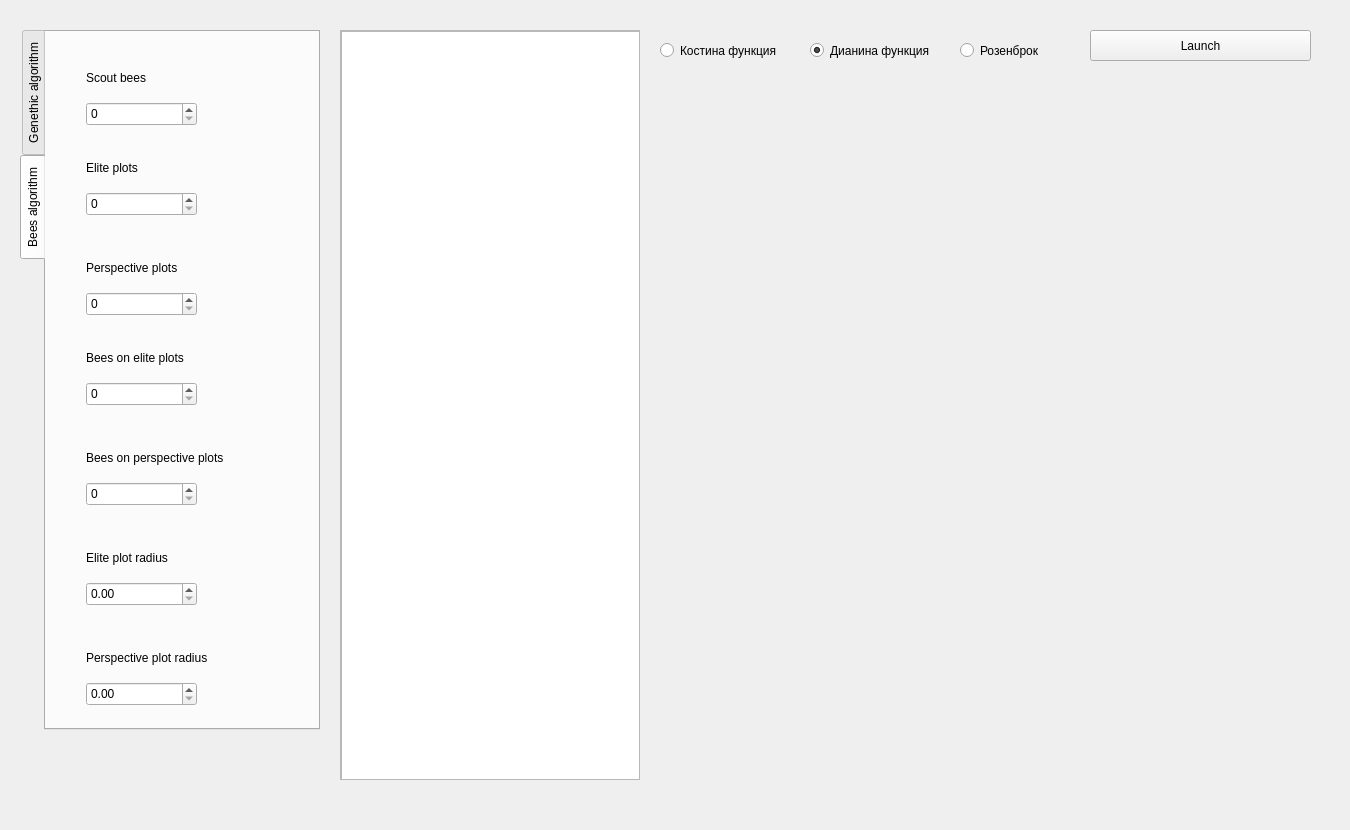
Qt form GenAlgo/gui.ui (XoneKone/GeneticAlgorithms) before a commit.
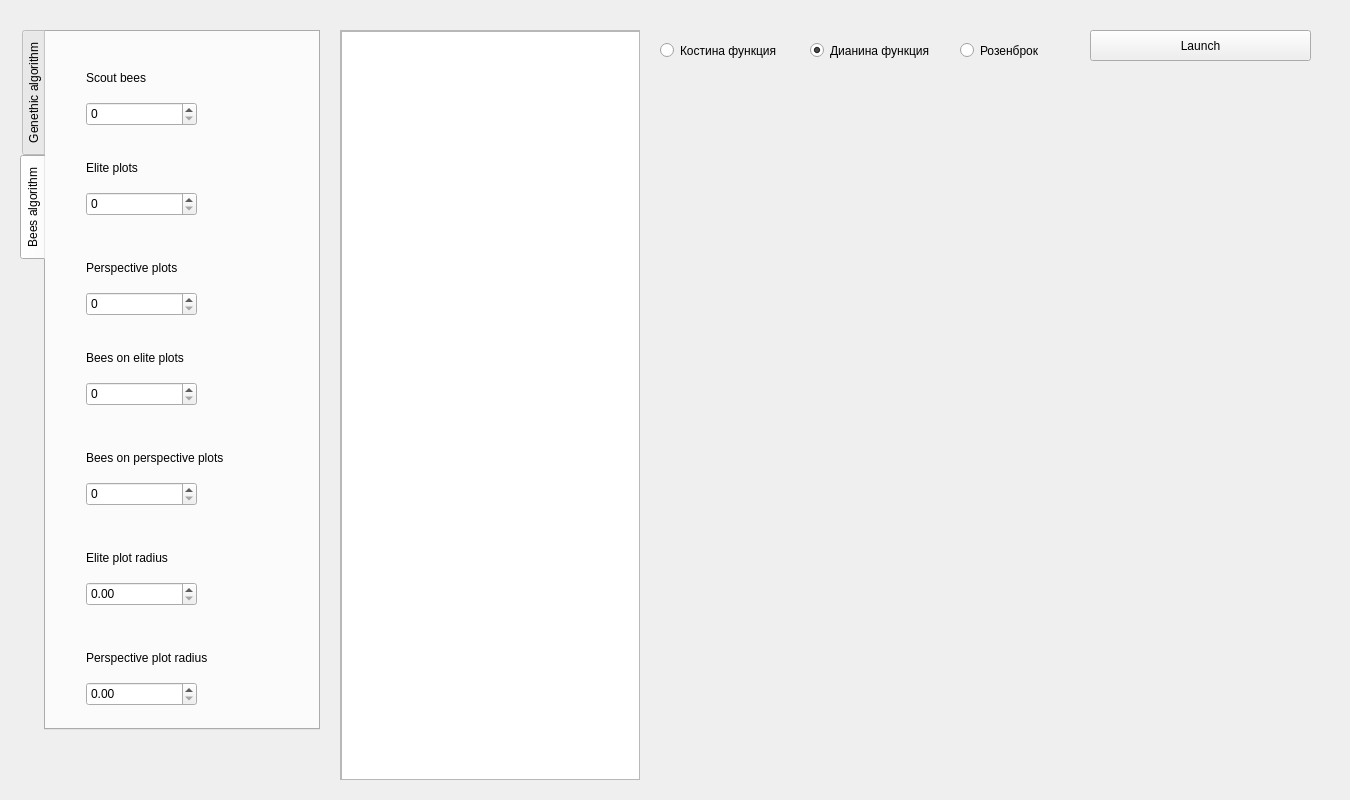
The same form after that commit.

```diff
--- a/GenAlgo/gui.ui
+++ b/GenAlgo/gui.ui
@@ -7,7 +7,7 @@
     <x>0</x>
     <y>0</y>
     <width>1350</width>
-    <height>830</height>
+    <height>800</height>
    </rect>
   </property>
   <property name="windowTitle">
```
